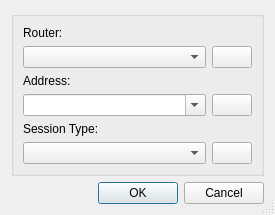
Above: source/client/ui/client_window.ui from dchapyshev/aspia before the change. Below: the same form after it.
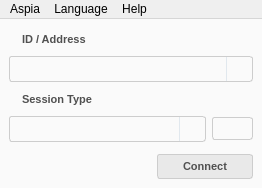
That is the form after the change. Icons and pictures are not drawn.

Commit message: Redesign client application.

Patch:
```diff
--- a/source/client/ui/client_window.ui
+++ b/source/client/ui/client_window.ui
@@ -1,46 +1,28 @@
 <?xml version="1.0" encoding="UTF-8"?>
 <ui version="4.0">
  <class>ClientWindow</class>
- <widget class="QDialog" name="ClientWindow">
+ <widget class="QMainWindow" name="ClientWindow">
   <property name="geometry">
    <rect>
     <x>0</x>
     <y>0</y>
-    <width>275</width>
-    <height>208</height>
+    <width>262</width>
+    <height>188</height>
    </rect>
   </property>
-  <property name="sizePolicy">
-   <sizepolicy hsizetype="Fixed" vsizetype="Fixed">
-    <horstretch>0</horstretch>
-    <verstretch>0</verstretch>
-   </sizepolicy>
-  </property>
   <property name="windowTitle">
    <string>Aspia Client</string>
   </property>
-  <property name="sizeGripEnabled">
-   <bool>true</bool>
-  </property>
-  <layout class="QVBoxLayout" name="verticalLayout">
-   <item>
-    <widget class="QGroupBox" name="groupBox">
-     <property name="title">
-      <string/>
-     </property>
-     <layout class="QGridLayout" name="gridLayout">
-      <item row="0" column="0">
-       <widget class="QLabel" name="label_router">
-        <property name="text">
-         <string>Router:</string>
-        </property>
-       </widget>
-      </item>
-      <item row="1" column="0">
-       <widget class="QComboBox" name="combo_router"/>
-      </item>
-      <item row="1" column="1">
-       <widget class="QPushButton" name="button_routers">
+  <widget class="QWidget" name="centralwidget">
+   <property name="styleSheet">
+    <string notr="true">background-color:#FAFAFA;
+</string>
+   </property>
+   <layout class="QVBoxLayout" name="verticalLayout">
+    <item>
+     <layout class="QHBoxLayout" name="horizontalLayout_2">
+      <item>
+       <widget class="QLabel" name="label_id_icon">
         <property name="sizePolicy">
          <sizepolicy hsizetype="Fixed" vsizetype="Fixed">
           <horstretch>0</horstretch>
@@ -50,31 +32,69 @@
         <property name="text">
          <string/>
         </property>
-        <property name="icon">
-         <iconset resource="../resources/client.qrc">
-          <normaloff>:/img/servers.png</normaloff>:/img/servers.png</iconset>
-        </property>
-        <property name="autoDefault">
-         <bool>false</bool>
+        <property name="pixmap">
+         <pixmap resource="../resources/client.qrc">:/img/computer.png</pixmap>
         </property>
        </widget>
       </item>
-      <item row="2" column="0">
+      <item>
        <widget class="QLabel" name="label_address">
+        <property name="styleSheet">
+         <string notr="true">QLabel {
+font: bold 11px;
+color:#505050;
+}</string>
+        </property>
         <property name="text">
-         <string>Address:</string>
+         <string>ID / Address</string>
         </property>
        </widget>
       </item>
-      <item row="3" column="0">
-       <widget class="QComboBox" name="combo_address">
-        <property name="editable">
-         <bool>true</bool>
-        </property>
-       </widget>
-      </item>
-      <item row="3" column="1">
-       <widget class="QPushButton" name="button_clear">
+     </layout>
+    </item>
+    <item>
+     <widget class="QComboBox" name="combo_address">
+      <property name="styleSheet">
+       <string notr="true">QComboBox {
+border: 1px solid #CDCDCD;
+border-radius: 3px;
+background: #FAFAFA;
+color: #505050;
+padding: 4px;
+}
+QComboBox::drop-down {
+subcontrol-origin: padding;
+subcontrol-position: top right;
+border-left-width: 1px;
+border-left-color: #E1E8EE;
+border-left-style: solid;
+border-top-right-radius: 3px;
+border-bottom-right-radius: 3px;
+width: 25px;
+}
+QComboBox::drop-down::hover {
+background: #E9E9E9;
+}
+QComboBox::drop-down::pressed {
+background: #CDCDCD;
+}
+QComboBox::down-arrow {
+image: url(:/img/arrow-down.png);
+background-repeat: no-repeat;
+background-position: center center;
+width: 10px;
+height: 10px;
+}</string>
+      </property>
+      <property name="editable">
+       <bool>true</bool>
+      </property>
+     </widget>
+    </item>
+    <item>
+     <layout class="QHBoxLayout" name="horizontalLayout_3">
+      <item>
+       <widget class="QLabel" name="label_session_type_icon">
         <property name="sizePolicy">
          <sizepolicy hsizetype="Fixed" vsizetype="Fixed">
           <horstretch>0</horstretch>
@@ -84,26 +104,71 @@
         <property name="text">
          <string/>
         </property>
-        <property name="icon">
-         <iconset resource="../resources/client.qrc">
-          <normaloff>:/img/broom.png</normaloff>:/img/broom.png</iconset>
-        </property>
-        <property name="autoDefault">
-         <bool>false</bool>
+        <property name="pixmap">
+         <pixmap resource="../resources/client.qrc">:/img/gear.png</pixmap>
         </property>
        </widget>
       </item>
-      <item row="4" column="0">
+      <item>
        <widget class="QLabel" name="label_session_type">
+        <property name="styleSheet">
+         <string notr="true">QLabel {
+font: bold 11px;
+color:#505050;
+}</string>
+        </property>
         <property name="text">
-         <string>Session Type:</string>
+         <string>Session Type</string>
         </property>
        </widget>
       </item>
-      <item row="5" column="0">
-       <widget class="QComboBox" name="combo_session_type"/>
+     </layout>
+    </item>
+    <item>
+     <layout class="QHBoxLayout" name="horizontalLayout_4">
+      <item>
+       <widget class="QComboBox" name="combo_session_type">
+        <property name="sizePolicy">
+         <sizepolicy hsizetype="Preferred" vsizetype="Fixed">
+          <horstretch>0</horstretch>
+          <verstretch>0</verstretch>
+         </sizepolicy>
+        </property>
+        <property name="styleSheet">
+         <string notr="true">QComboBox {
+border: 1px solid #CDCDCD;
+border-radius: 3px;
+background: #FAFAFA;
+color: #505050;
+padding: 4px;
+}
+QComboBox::drop-down {
+subcontrol-origin: padding;
+subcontrol-position: top right;
+border-left-width: 1px;
+border-left-color: #E1E8EE;
+border-left-style: solid;
+border-top-right-radius: 3px;
+border-bottom-right-radius: 3px;
+width: 25px;
+}
+QComboBox::drop-down::hover {
+background: #E9E9E9;
+}
+QComboBox::drop-down::pressed {
+background: #CDCDCD;
+}
+QComboBox::down-arrow {
+image: url(:/img/arrow-down.png);
+background-repeat: no-repeat;
+background-position: center center;
+width: 10px;
+height: 10px;
+}</string>
+        </property>
+       </widget>
       </item>
-      <item row="5" column="1">
+      <item>
        <widget class="QPushButton" name="button_session_config">
         <property name="sizePolicy">
          <sizepolicy hsizetype="Fixed" vsizetype="Fixed">
@@ -111,6 +176,26 @@
           <verstretch>0</verstretch>
          </sizepolicy>
         </property>
+        <property name="styleSheet">
+         <string notr="true">QPushButton {
+color: #505050;
+font: bold 11px;
+background-color: #FAFAFA;
+border: 1px solid #CDCDCD;
+border-radius: 3px;
+padding: 4px;
+}
+QPushButton:hover {
+background: #EBEBEB;
+border: 1px solid #AAAAAA;
+border-radius: 2px;
+}
+QPushButton:pressed {
+background: #D7D7D7;
+border: 1px solid #AAAAAA;
+border-radius: 2px;
+}</string>
+        </property>
         <property name="text">
          <string/>
         </property>
@@ -118,22 +203,135 @@
          <iconset resource="../resources/client.qrc">
           <normaloff>:/img/settings.png</normaloff>:/img/settings.png</iconset>
         </property>
-        <property name="autoDefault">
-         <bool>false</bool>
+       </widget>
+      </item>
+     </layout>
+    </item>
+    <item>
+     <layout class="QHBoxLayout" name="horizontalLayout">
+      <property name="leftMargin">
+       <number>0</number>
+      </property>
+      <property name="topMargin">
+       <number>6</number>
+      </property>
+      <property name="rightMargin">
+       <number>0</number>
+      </property>
+      <item>
+       <spacer name="horizontalSpacer">
+        <property name="orientation">
+         <enum>Qt::Horizontal</enum>
         </property>
+        <property name="sizeHint" stdset="0">
+         <size>
+          <width>40</width>
+          <height>20</height>
+         </size>
+        </property>
+       </spacer>
+      </item>
+      <item>
+       <widget class="QPushButton" name="button_connect">
+        <property name="styleSheet">
+         <string notr="true">QPushButton {
+color: #505050;
+font: bold 11px;
+background-color: #E9E9E9;
+border: 1px solid #CDCDCD;
+border-radius: 3px;
+padding: 5px 25px 5px 25px;
+}
+QPushButton:hover {
+background: #EBEBEB;
+border: 1px solid #AAAAAA;
+border-radius: 2px;
+}
+QPushButton:pressed {
+background: #D7D7D7;
+border: 1px solid #AAAAAA;
+border-radius: 2px;
+}</string>
+        </property>
+        <property name="text">
+         <string>Connect</string>
+        </property>
        </widget>
       </item>
      </layout>
-    </widget>
-   </item>
-   <item>
-    <widget class="QDialogButtonBox" name="button_box">
-     <property name="standardButtons">
-      <set>QDialogButtonBox::Cancel|QDialogButtonBox::Ok</set>
-     </property>
-    </widget>
-   </item>
-  </layout>
+    </item>
+   </layout>
+  </widget>
+  <widget class="QMenuBar" name="menubar">
+   <property name="geometry">
+    <rect>
+     <x>0</x>
+     <y>0</y>
+     <width>262</width>
+     <height>21</height>
+    </rect>
+   </property>
+   <widget class="QMenu" name="menu_aspia">
+    <property name="title">
+     <string notr="true">Aspia</string>
+    </property>
+    <addaction name="action_settings"/>
+    <addaction name="separator"/>
+    <addaction name="action_exit"/>
+   </widget>
+   <widget class="QMenu" name="menu_language">
+    <property name="title">
+     <string>Language</string>
+    </property>
+   </widget>
+   <widget class="QMenu" name="menu_help">
+    <property name="title">
+     <string>Help</string>
+    </property>
+    <addaction name="action_help"/>
+    <addaction name="separator"/>
+    <addaction name="action_about"/>
+   </widget>
+   <addaction name="menu_aspia"/>
+   <addaction name="menu_language"/>
+   <addaction name="menu_help"/>
+  </widget>
+  <action name="action_help">
+   <property name="icon">
+    <iconset resource="../resources/client.qrc">
+     <normaloff>:/img/lifebuoy.png</normaloff>:/img/lifebuoy.png</iconset>
+   </property>
+   <property name="text">
+    <string>Online Help...</string>
+   </property>
+  </action>
+  <action name="action_about">
+   <property name="icon">
+    <iconset resource="../resources/client.qrc">
+     <normaloff>:/img/about.png</normaloff>:/img/about.png</iconset>
+   </property>
+   <property name="text">
+    <string>About</string>
+   </property>
+  </action>
+  <action name="action_settings">
+   <property name="icon">
+    <iconset resource="../resources/client.qrc">
+     <normaloff>:/img/settings.png</normaloff>:/img/settings.png</iconset>
+   </property>
+   <property name="text">
+    <string>Settings...</string>
+   </property>
+  </action>
+  <action name="action_exit">
+   <property name="icon">
+    <iconset resource="../resources/client.qrc">
+     <normaloff>:/img/exit.png</normaloff>:/img/exit.png</iconset>
+   </property>
+   <property name="text">
+    <string>Exit</string>
+   </property>
+  </action>
  </widget>
  <resources>
   <include location="../resources/client.qrc"/>
```
Left out of the diff: 2 changed lines with no effect on the pictures. The commit also changes 51 other files.
